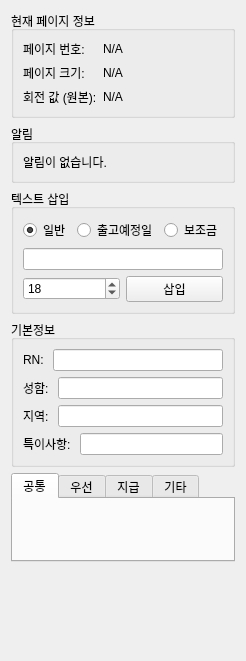
Qt form ui/info_panel.ui (Glen-Lee-glitch/new_viewer) before a commit.
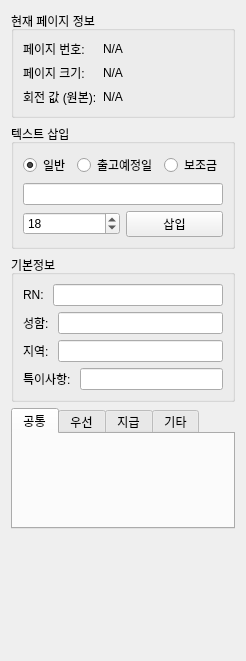
The same form after that commit.

Commit message:
refactor(UI): info_panel에서 '알림' 그룹박스 제거
불필요한 '알림' 그룹박스를 ui/info_panel.ui 파일에서 제거하여 UI를 간소화합니다.

```diff
--- a/ui/info_panel.ui
+++ b/ui/info_panel.ui
@@ -65,22 +65,6 @@
      </layout>
     </widget>
    </item>
-   <item>
-    <widget class="QGroupBox" name="groupBox">
-     <property name="title">
-      <string>알림</string>
-     </property>
-     <layout class="QVBoxLayout" name="verticalLayout_4">
-      <item>
-       <widget class="QLabel" name="label">
-        <property name="text">
-         <string>알림이 없습니다.</string>
-        </property>
-       </widget>
-      </item>
-     </layout>
-    </widget>
-   </item>
    <item>
     <widget class="QGroupBox" name="groupBox_3">
      <property name="title">
```
